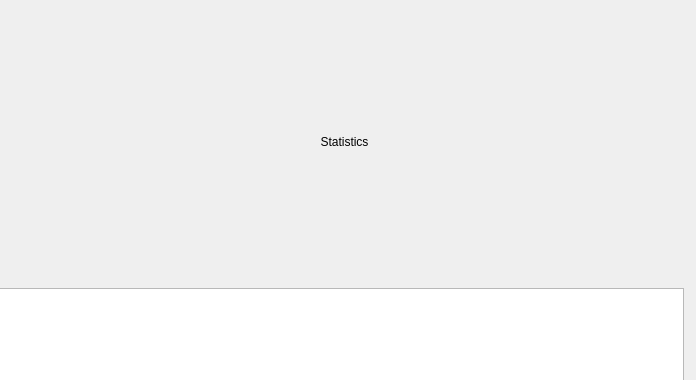
The window that src/libtomahawk/widgets/infowidgets/TrackInfoWidget.ui (tomahawk-player/tomahawk) describes before a commit, drawn with Qt 5; both pictures show x 255 to 951 and y 0 to 380 of the 951 by 771 pixel window.
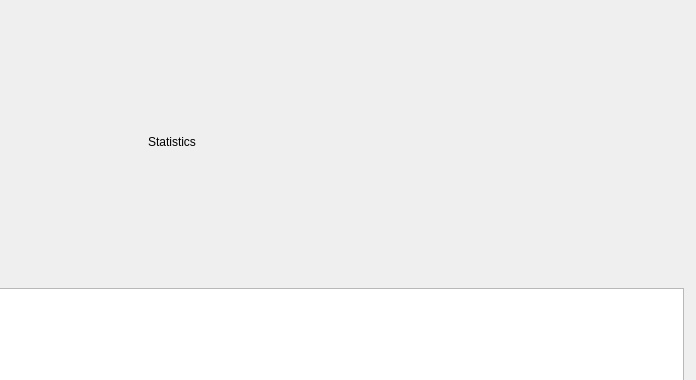
The same window after the commit. Custom widgets are drawn as their Qt base class.

Commit message: * Added gauge for track chart position.

The edit to the form file:
```diff
--- a/src/libtomahawk/widgets/infowidgets/TrackInfoWidget.ui
+++ b/src/libtomahawk/widgets/infowidgets/TrackInfoWidget.ui
@@ -89,7 +89,7 @@
       <widget class="QWidget" name="statsWidget" native="true">
        <property name="minimumSize">
         <size>
-         <width>220</width>
+         <width>450</width>
          <height>240</height>
         </size>
        </property>
```
The commit also changes 2 other files.
